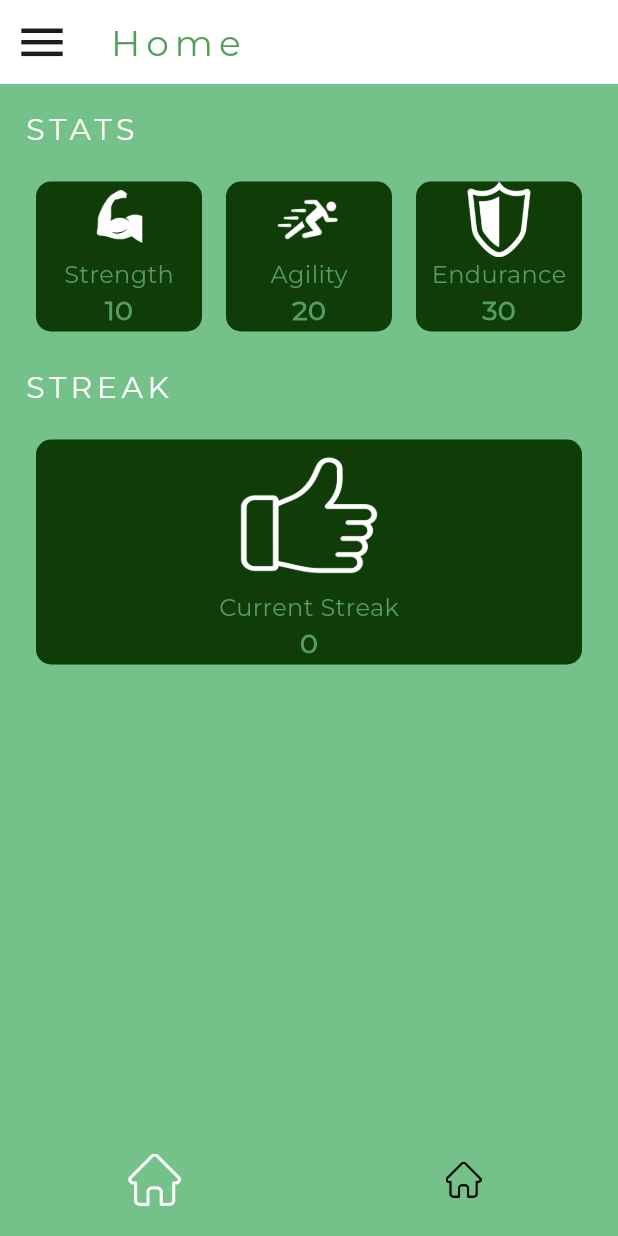
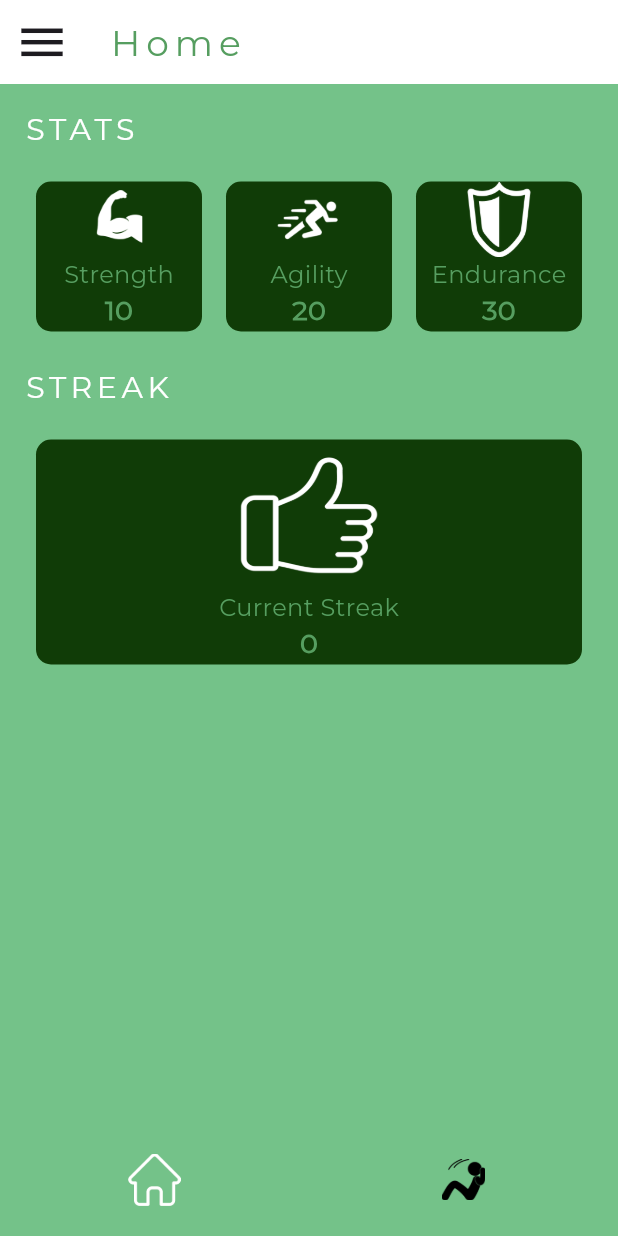
Before and after one commit to StretchWave/levelup_fitness, a Flutter app: the screen it shows after launch, on a phone screen of 412 x 824 dp. Run offline on Flutter 3.47's test engine with Material 3 defaults, Android fonts, the light colour scheme and no system bars.

Commit message:
Working on the Screen Switch 2

```diff
--- a/lib/Screens/Home.dart
+++ b/lib/Screens/Home.dart
@@ -1,4 +1,5 @@
 import 'package:flutter/material.dart';
+import 'package:levelup_fitness/Screens/Workout.dart';
 import 'package:levelup_fitness/Styles/Stylebook.dart';
 
 class StatBox extends StatelessWidget {
@@ -37,12 +38,19 @@ class StatBox extends StatelessWidget {
   }
 }
 
-class HomeScreen extends StatelessWidget {
-  const HomeScreen({Key? key}) : super(key: key);
-  final int strength = 10;
-  final int agility = 20;
-  final int endurance = 30;
-  final int streak = 0;
+class HomeScreen extends StatefulWidget {
+  @override
+  MainScreenState createState() => MainScreenState();
+}
+
+class MainScreenState extends State<HomeScreen> {
+  int strength = 10;
+  int agility = 20;
+  int endurance = 30;
+  int streak = 0;
+  int selectedIndex = 0;
+
+
   @override
   Widget build(BuildContext context) {
     return Scaffold(
@@ -91,6 +99,7 @@ class HomeScreen extends StatelessWidget {
         child: Column(
           crossAxisAlignment: CrossAxisAlignment.start,
           children: [
+
             //Colomn start
             Text("STATS", style: Stylebook.bodyText1),
             Padding(padding: const EdgeInsets.fromLTRB(0, 12, 0, 0)),
@@ -146,17 +155,32 @@ class HomeScreen extends StatelessWidget {
         ),
       ),
       bottomNavigationBar: BottomNavigationBar(
+        currentIndex: selectedIndex,
+        onTap: (index) {
+          setState(() {
+            selectedIndex = index;
+          });
+        },
         elevation: 0,
         showSelectedLabels: false,
         showUnselectedLabels: false,
+
         backgroundColor: const Color.fromARGB(0, 255, 255, 255),
         items: [
           BottomNavigationBarItem(
-            icon: Image.asset('assets/Images/HomeIconW.png', width: 35, height: 35),
+            icon: Image.asset(
+              'assets/Images/HomeIconW.png',
+              width: 35,
+              height: 35,
+            ),
             label: 'Home',
           ),
           BottomNavigationBarItem(
-            icon: Image.asset('assets/Images/HomeIconB.png', width: 24, height: 24),
+            icon: Image.asset(
+              'assets/Images/SitUpIconB.png',
+              width: 29,
+              height: 29,
+            ),
             label: 'Grind',
           ),
         ],
```
Also changed, not shown: lib/Screens/Workout.dart (added, +23 -0 lines), assets/Images/SitUpIconB.png (added), assets/Images/SitUpIconW.png (added), assets/Images/images.png.
